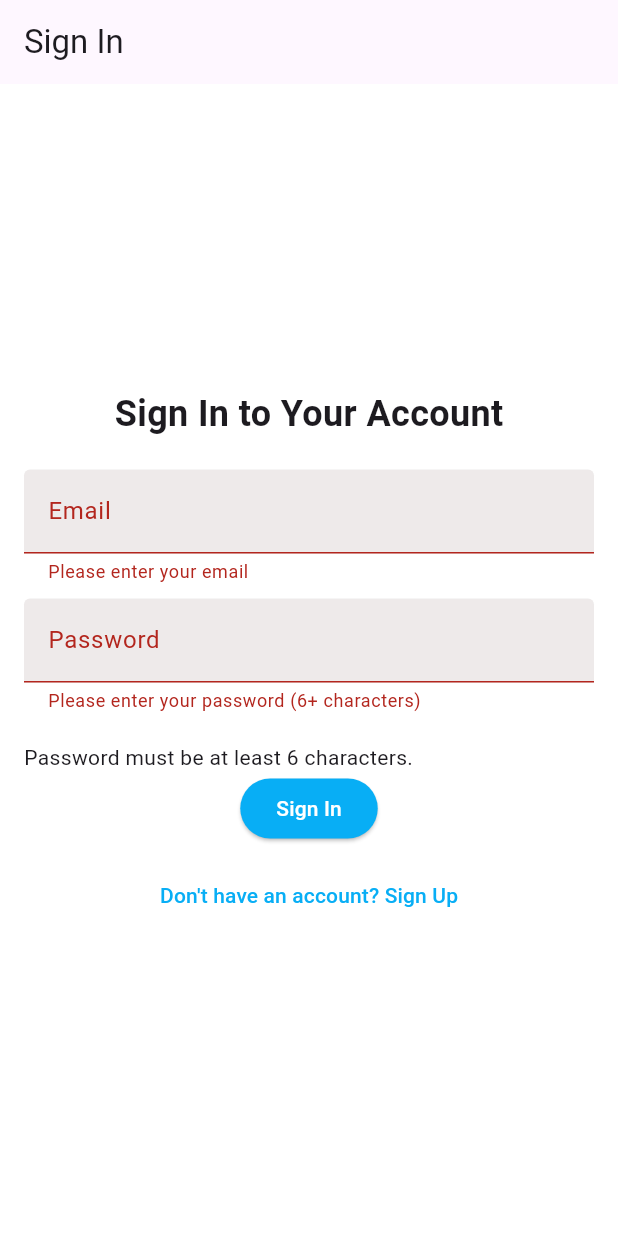
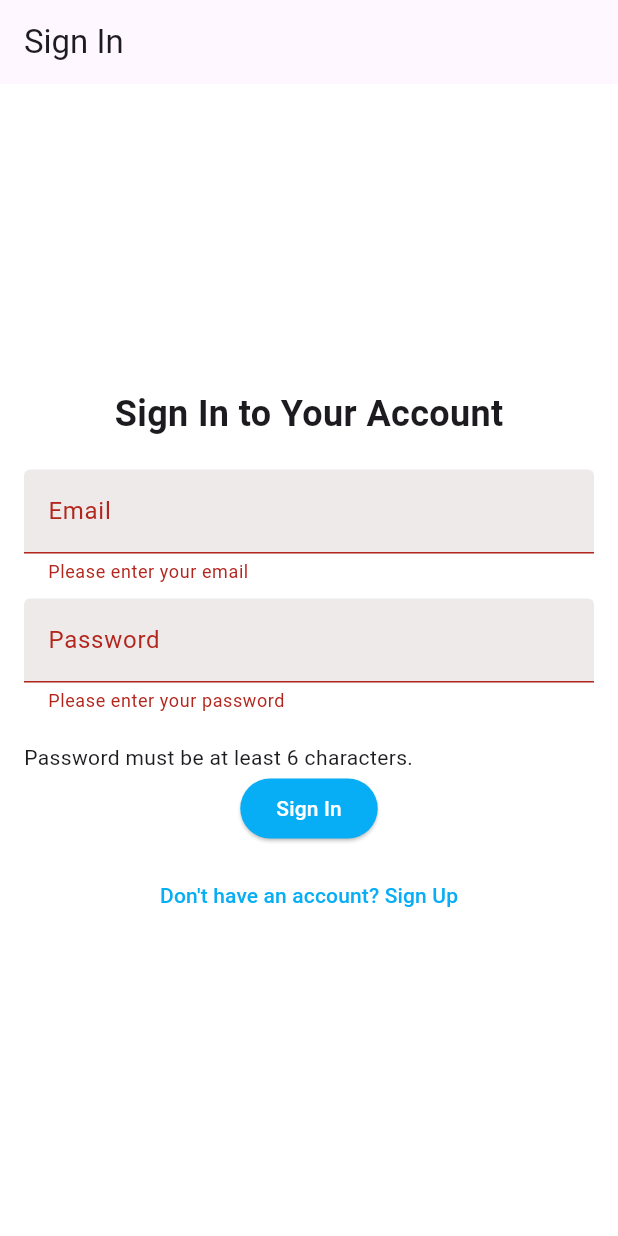
Before and after one commit to emily-wax/Team_Charmander, a Flutter app: the screen it shows after launch, after a tap on "Sign In", on a phone screen of 412 x 824 dp. Run offline on Flutter 3.47's test engine with Material 3 defaults, Android fonts, the phone set to English and light mode, and no system bars; our stand-ins replace cloud_firestore, firebase_auth, firebase_core, syncfusion_flutter_calendar; missing offline and left inert: dart:html; accounts and stored records are empty.

```diff
--- a/flutter_application/lib/SignInPage.dart
+++ b/flutter_application/lib/SignInPage.dart
@@ -71,7 +71,7 @@ class _SignInPageState extends State<SignInPage> {
                 obscureText: true,
                 validator: (value) {
                   if (value!.isEmpty) {
-                    return 'Please enter your password (6+ characters)';
+                    return 'Please enter your password';
                   }
                   return null;
                 },
```
